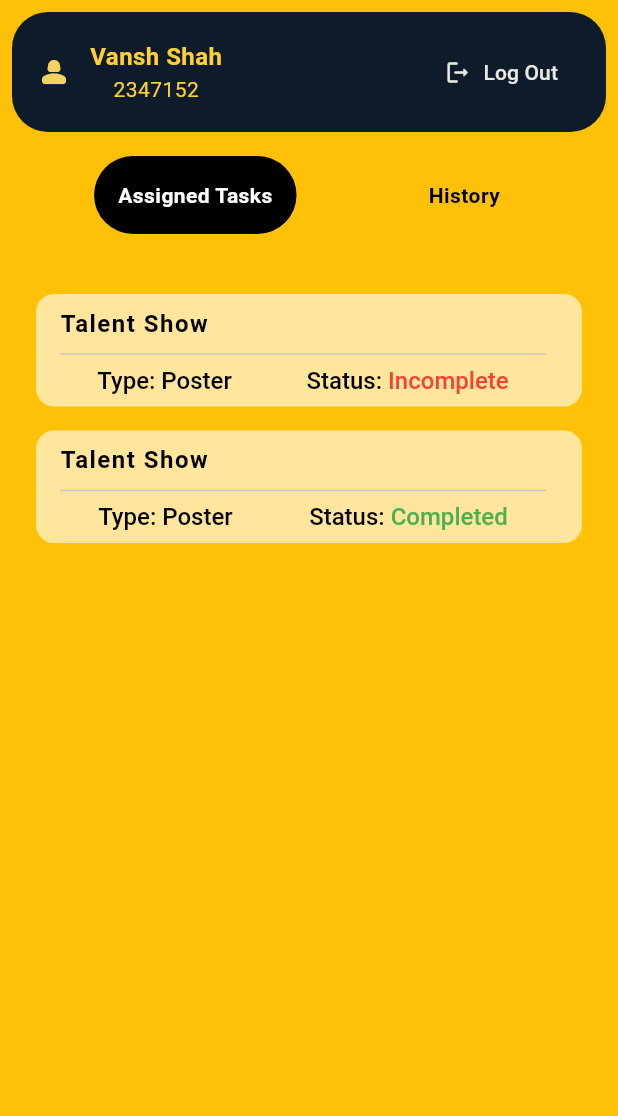
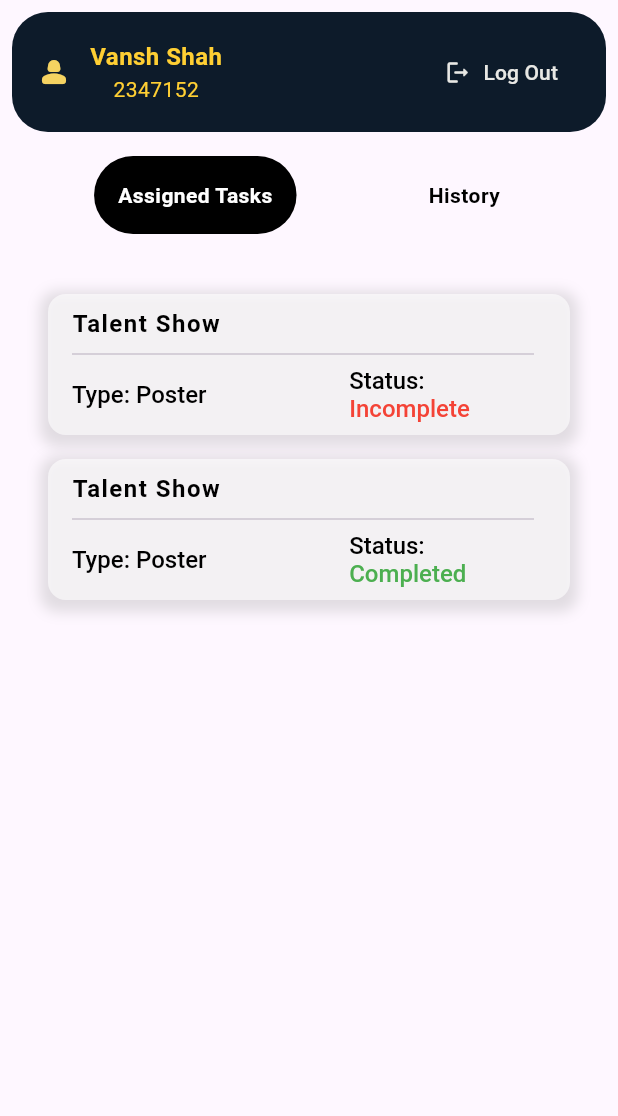
Before and after one commit to vansh132/EventQuest, a Flutter app: the TaskScreen screen opened directly, on a phone screen of 412 x 824 dp, the part 120-1236 px from its top. Run offline on Flutter 3.47's test engine with Material 3 defaults, Android fonts, the phone set to English and light mode, and no system bars; our stand-ins replace carousel_slider, photo_view; Roboto replaces fonts that are missing (Roboto-Black).

Commit message:
task screen - colors and content updated (partial)

```diff
--- a/lib/screens/task_screen.dart
+++ b/lib/screens/task_screen.dart
@@ -14,7 +14,7 @@ class _TaskScreenState extends State<TaskScreen> {
   bool selected = true;
   @override
   Widget build(BuildContext context) {
-    List<Task> tasks = [
+    List<Task> assignedTasks = [
       Task(
         taskTitle: "Talent Show",
         taskDescription: "Create poster for it",
@@ -25,6 +25,25 @@ class _TaskScreenState extends State<TaskScreen> {
       ),
       Task(
         taskTitle: "Talent Show",
+        taskDescription: "Create poster for it",
+        taskType: "Poster",
+        assignedTo: "2347152",
+        assignedBy: "Helen K Joy",
+        taskStatus: "Completed",
+      ),
+    ];
+
+    List<Task> historyTasks = [
+      Task(
+        taskTitle: "XYZ Show",
+        taskDescription: "Create poster for it",
+        taskType: "Poster",
+        assignedTo: "2347152",
+        assignedBy: "Helen K Joy",
+        taskStatus: "Incomplete",
+      ),
+      Task(
+        taskTitle: "ABC Show",
         taskDescription: "Create poster for it",
         taskType: "Poster",
         assignedTo: "2347152",
@@ -60,7 +79,7 @@ class _TaskScreenState extends State<TaskScreen> {
 
     return Scaffold(
       body: Container(
-        color: Colors.amber,
+        // color: Colors.amber,
         child: Column(
           children: [
             TopBar(),
@@ -116,13 +135,15 @@ class _TaskScreenState extends State<TaskScreen> {
               ),
             ),
             Container(
-              margin: EdgeInsets.all(8),
-              padding: EdgeInsets.all(16),
+              margin: const EdgeInsets.all(8),
+              padding: const EdgeInsets.all(16),
               // color: Colors.greenAccent,
               height: 500,
               child: ListView.builder(
-                itemCount: tasks.length,
-                itemBuilder: (context, index) => TaskItem(tasks[index]),
+                itemCount:
+                    selected ? assignedTasks.length : historyTasks.length,
+                itemBuilder: (context, index) => TaskItem(
+                    selected ? assignedTasks[index] : historyTasks[index]),
               ),
             )
           ],
@@ -134,31 +155,40 @@ class _TaskScreenState extends State<TaskScreen> {
 
 Widget TaskItem(Task task) {
   return Container(
-    margin: EdgeInsets.symmetric(vertical: 8),
+    margin: const EdgeInsets.symmetric(vertical: 8, horizontal: 8),
     decoration: BoxDecoration(
       color: Colors.white60,
       borderRadius: BorderRadius.circular(12),
+      boxShadow: [
+        BoxShadow(
+          color: Colors.grey.withOpacity(0.3), // Shadow color
+          spreadRadius: 5, // Spread radius
+          blurRadius: 7, // Blur radius
+          offset: const Offset(0, 3), // Offset in the x, y direction
+        ),
+      ],
     ),
     child: ListTile(
       title: Text(
         task.taskTitle,
-        style: TextStyle(
+        style: const TextStyle(
           color: Colors.black,
           fontWeight: FontWeight.bold,
           letterSpacing: 1,
         ),
       ),
-
       subtitle: Column(
         children: [
-          Divider(),
+          const Divider(),
           Row(
             mainAxisAlignment: MainAxisAlignment.spaceAround,
             children: [
-              RichText(
+              Expanded(
+                flex: 3,
+                child: RichText(
                   text: TextSpan(
                     children: [
-                    TextSpan(
+                      const TextSpan(
                         text: "Type: ",
                         style: TextStyle(
                           color: Colors.black,
@@ -168,7 +198,7 @@ Widget TaskItem(Task task) {
                       ),
                       TextSpan(
                         text: task.taskType,
-                      style: TextStyle(
+                        style: const TextStyle(
                           color: Colors.black,
                           fontWeight: FontWeight.w500,
                           fontSize: 16,
@@ -177,10 +207,13 @@ Widget TaskItem(Task task) {
                     ],
                   ),
                 ),
-              RichText(
+              ),
+              Expanded(
+                flex: 2,
+                child: RichText(
                   text: TextSpan(
                     children: [
-                    TextSpan(
+                      const TextSpan(
                         text: "Status: ",
                         style: TextStyle(
                           color: Colors.black,
@@ -191,12 +224,12 @@ Widget TaskItem(Task task) {
                       TextSpan(
                         text: task.taskStatus,
                         style: task.taskStatus == "Incomplete"
-                          ? TextStyle(
+                            ? const TextStyle(
                                 color: Colors.red,
                                 fontWeight: FontWeight.w500,
                                 fontSize: 16,
                               )
-                          : TextStyle(
+                            : const TextStyle(
                                 color: Colors.green,
                                 fontWeight: FontWeight.w500,
                                 fontSize: 16,
@@ -205,15 +238,11 @@ Widget TaskItem(Task task) {
                     ],
                   ),
                 ),
-              if (task.file != null)
-                Text(
-                    'File: ${task.file!.path}'), // Display file path, modify as needed
-              if (task.remarks != null) Text('Remarks: ${task.remarks}'),
+              ),
             ],
           ),
         ],
       ),
-      // Additional widgets for file, remarks, etc. can be added here
     ),
   );
 }
```
Lines whose indentation alone changed are shown as unchanged.
